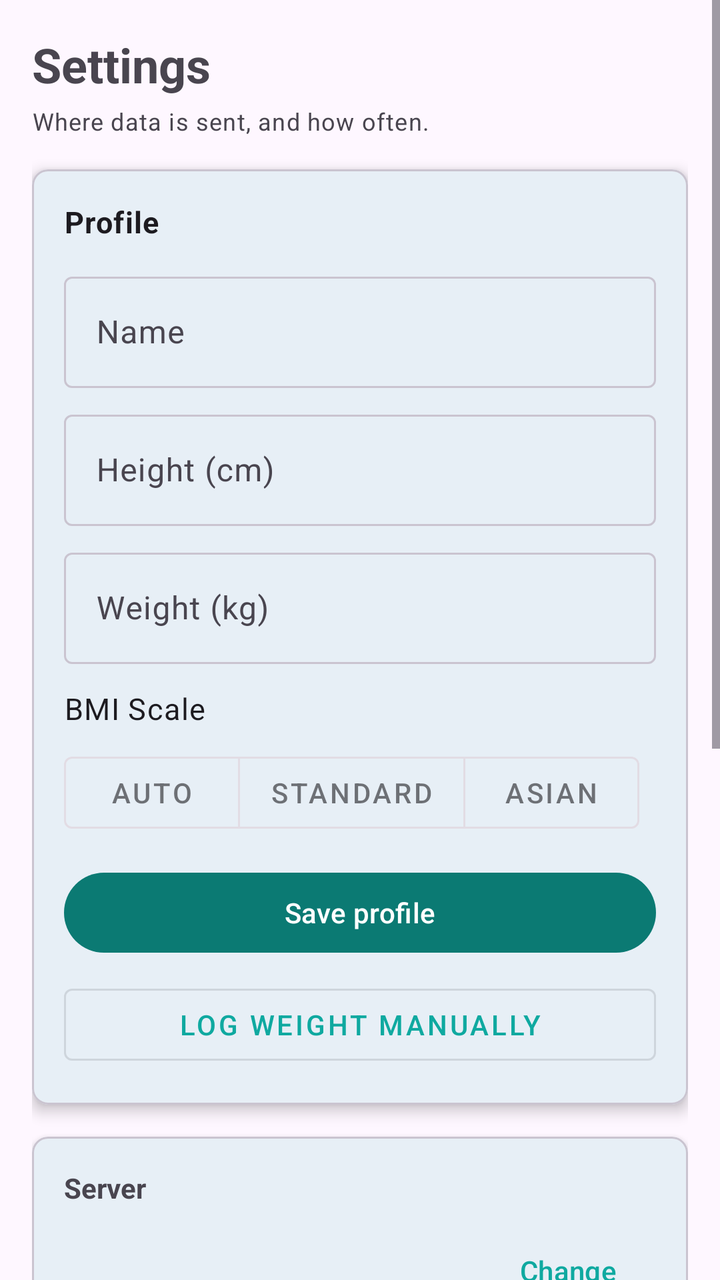
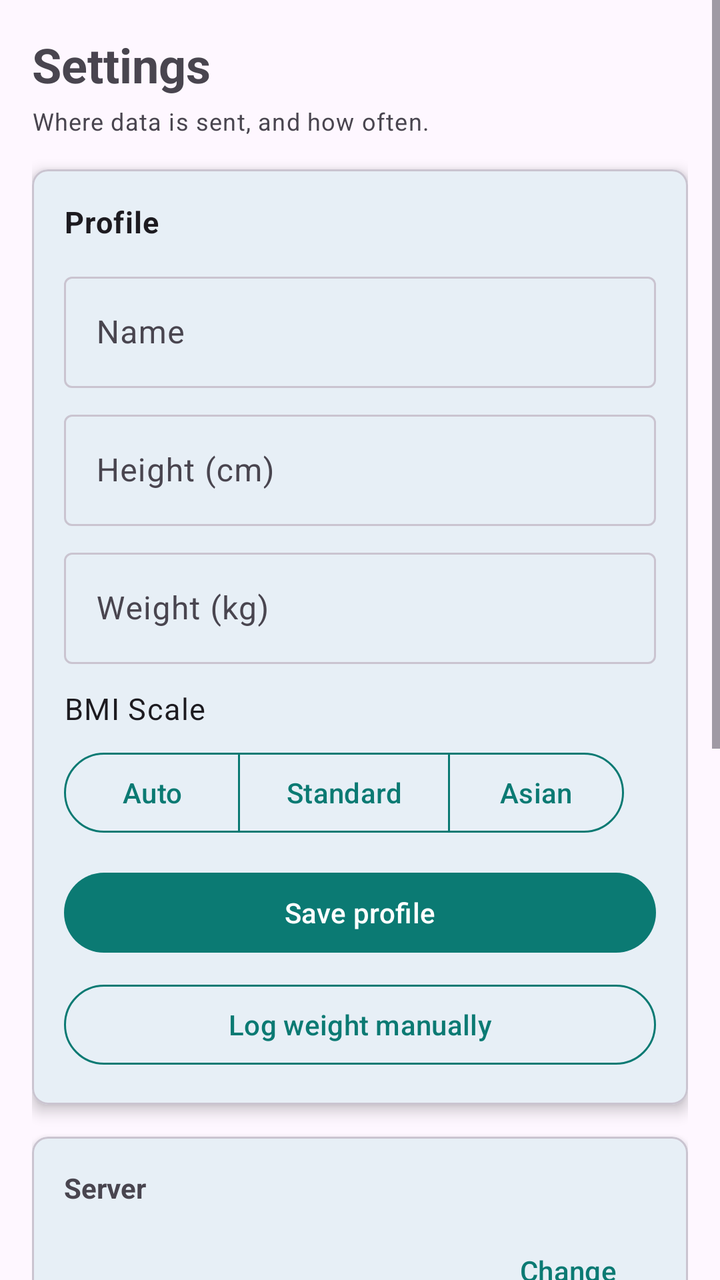

Before-and-after screenshots of an Android layout around one commit, followed by the original layout XML and the change that was made.
<!-- AndroidManifest.xml: activity theme Theme.Vitalix -->
<!-- res/layout/activity_settings.xml -->
<?xml version="1.0" encoding="utf-8"?>
<ScrollView xmlns:android="http://schemas.android.com/apk/res/android"
    xmlns:app="http://schemas.android.com/apk/res-auto"
    android:layout_width="match_parent"
    android:layout_height="match_parent"
    android:fillViewport="true">

    <LinearLayout
        android:layout_width="match_parent"
        android:layout_height="wrap_content"
        android:orientation="vertical"
        android:padding="@dimen/space_16">

        <TextView
            android:layout_width="wrap_content"
            android:layout_height="wrap_content"
            android:layout_marginBottom="@dimen/space_4"
            android:text="Settings"
            android:textSize="24sp"
            android:textStyle="bold" />

        <TextView
            android:layout_width="match_parent"
            android:layout_height="wrap_content"
            android:layout_marginBottom="@dimen/space_16"
            android:text="Where data is sent, and how often."
            android:textAppearance="@style/Vitalix.Caption" />

        
        <com.google.android.material.card.MaterialCardView
            android:layout_width="match_parent"
            android:layout_height="wrap_content"
            android:layout_marginBottom="@dimen/space_16"
            app:cardCornerRadius="8dp"
            app:cardElevation="4dp">

            <LinearLayout
                android:layout_width="match_parent"
                android:layout_height="wrap_content"
                android:orientation="vertical"
                android:padding="@dimen/space_16">

                <TextView
                    android:layout_width="wrap_content"
                    android:layout_height="wrap_content"
                    android:layout_marginBottom="@dimen/space_12"
                    android:text="Profile"
                    android:textAppearance="@style/Vitalix.Body"
                    android:textStyle="bold" />

                <com.google.android.material.textfield.TextInputLayout
                    android:layout_width="match_parent"
                    android:layout_height="wrap_content"
                    android:layout_marginBottom="@dimen/space_8"
                    android:hint="Name"
                    app:boxBackgroundMode="outline">
                    <com.google.android.material.textfield.TextInputEditText
                        android:id="@+id/editProfileName"
                        android:layout_width="match_parent"
                        android:layout_height="wrap_content"
                        android:inputType="textPersonName" />
                </com.google.android.material.textfield.TextInputLayout>

                <com.google.android.material.textfield.TextInputLayout
                    android:layout_width="match_parent"
                    android:layout_height="wrap_content"
                    android:layout_marginBottom="@dimen/space_8"
                    android:hint="Height (cm)"
                    app:boxBackgroundMode="outline"
                    app:suffixText="cm">
                    <com.google.android.material.textfield.TextInputEditText
                        android:id="@+id/editProfileHeight"
                        android:layout_width="match_parent"
                        android:layout_height="wrap_content"
                        android:inputType="numberDecimal" />
                </com.google.android.material.textfield.TextInputLayout>

                <com.google.android.material.textfield.TextInputLayout
                    android:layout_width="match_parent"
                    android:layout_height="wrap_content"
                    android:layout_marginBottom="@dimen/space_12"
                    android:hint="Weight (kg)"
                    app:boxBackgroundMode="outline"
                    app:suffixText="kg">
                    <com.google.android.material.textfield.TextInputEditText
                        android:id="@+id/editProfileWeight"
                        android:layout_width="match_parent"
                        android:layout_height="wrap_content"
                        android:inputType="numberDecimal" />
                </com.google.android.material.textfield.TextInputLayout>

                <TextView
                    android:layout_width="wrap_content"
                    android:layout_height="wrap_content"
                    android:layout_marginBottom="@dimen/space_8"
                    android:text="BMI Scale"
                    android:textAppearance="@style/Vitalix.Body" />

                <com.google.android.material.button.MaterialButtonToggleGroup
                    android:id="@+id/toggleBmiScale"
                    android:layout_width="wrap_content"
                    android:layout_height="wrap_content"
                    android:layout_marginBottom="@dimen/space_12"
                    app:singleSelection="true"
                    app:selectionRequired="true">

                    <com.google.android.material.button.MaterialButton
                        android:id="@+id/btnScaleAuto"
                        style="@style/Widget.MaterialComponents.Button.OutlinedButton"
                        android:layout_width="wrap_content"
                        android:layout_height="wrap_content"
                        android:text="Auto" />

                    <com.google.android.material.button.MaterialButton
                        android:id="@+id/btnScaleStandard"
                        style="@style/Widget.MaterialComponents.Button.OutlinedButton"
                        android:layout_width="wrap_content"
                        android:layout_height="wrap_content"
                        android:text="Standard" />

                    <com.google.android.material.button.MaterialButton
                        android:id="@+id/btnScaleAsian"
                        style="@style/Widget.MaterialComponents.Button.OutlinedButton"
                        android:layout_width="wrap_content"
                        android:layout_height="wrap_content"
                        android:text="Asian" />

                </com.google.android.material.button.MaterialButtonToggleGroup>

                <Button
                    android:id="@+id/btnSaveProfile"
                    android:layout_width="match_parent"
                    android:layout_height="wrap_content"
                    android:text="Save profile" />

                <Button
                    android:id="@+id/btnManualWeight"
                    android:layout_width="match_parent"
                    android:layout_height="wrap_content"
                    android:layout_marginTop="@dimen/space_8"
                    android:text="Log weight manually"
                    style="@style/Widget.MaterialComponents.Button.OutlinedButton" />

            </LinearLayout>
        </com.google.android.material.card.MaterialCardView>

        
        <com.google.android.material.card.MaterialCardView
            android:layout_width="match_parent"
            android:layout_height="wrap_content"
            android:layout_marginBottom="@dimen/space_16"
            app:cardCornerRadius="8dp"
            app:cardElevation="4dp">

            <LinearLayout
                android:layout_width="match_parent"
                android:layout_height="wrap_content"
                android:orientation="vertical"
                android:padding="@dimen/space_16">

                <TextView
                    android:layout_width="wrap_content"
                    android:layout_height="wrap_content"
                    android:layout_marginBottom="@dimen/space_8"
                    android:text="Server"
                    android:textStyle="bold" />

                <LinearLayout
                    android:layout_width="match_parent"
                    android:layout_height="wrap_content"
                    android:gravity="center_vertical"
                    android:orientation="horizontal">

                    <TextView
                        android:id="@+id/txtServerUrl"
                        android:layout_width="0dp"
                        android:layout_height="wrap_content"
                        android:layout_weight="1"
                        android:ellipsize="middle"
                        android:singleLine="true"
                        android:textAppearance="@style/Vitalix.Body" />

                    <Button
                        android:id="@+id/btnChangeServerUrl"
                        style="?attr/borderlessButtonStyle"
                        android:layout_width="wrap_content"
                        android:layout_height="wrap_content"
                        android:text="Change" />
                </LinearLayout>

            </LinearLayout>
        </com.google.android.material.card.MaterialCardView>

        
        <com.google.android.material.card.MaterialCardView
            android:layout_width="match_parent"
            android:layout_height="wrap_content"
            android:layout_marginBottom="@dimen/space_16"
            app:cardCornerRadius="8dp"
            app:cardElevation="4dp">

            <LinearLayout
                android:layout_width="match_parent"
                android:layout_height="wrap_content"
                android:orientation="vertical"
                android:padding="@dimen/space_16">

                <TextView
                    android:layout_width="wrap_content"
                    android:layout_height="wrap_content"
                    android:layout_marginBottom="@dimen/space_8"
                    android:text="Auto-sync"
                    android:textStyle="bold" />

                <com.google.android.material.switchmaterial.SwitchMaterial
                    android:id="@+id/switchAutoSync"
                    android:layout_width="match_parent"
                    android:layout_height="wrap_content"
                    android:layout_marginBottom="@dimen/space_8"
                    android:text="Enable auto-sync" />

                <TextView
                    android:id="@+id/txtAutoSyncState"
                    android:layout_width="match_parent"
                    android:layout_height="wrap_content"
                    android:textAppearance="@style/Vitalix.Caption" />

            </LinearLayout>
        </com.google.android.material.card.MaterialCardView>

        <com.google.android.material.card.MaterialCardView
            android:id="@+id/cardBattery"
            android:layout_width="match_parent"
            android:layout_height="wrap_content"
            android:layout_marginTop="@dimen/space_12"
            android:visibility="gone"
            app:cardBackgroundColor="?attr/colorErrorContainer">

            <LinearLayout
                android:layout_width="match_parent"
                android:layout_height="wrap_content"
                android:orientation="vertical"
                android:padding="@dimen/space_16">

                <TextView
                    android:layout_width="wrap_content"
                    android:layout_height="wrap_content"
                    android:layout_marginBottom="@dimen/space_8"
                    android:text="Background sync at risk"
                    android:textColor="?attr/colorOnErrorContainer"
                    android:textStyle="bold" />

                <TextView
                    android:id="@+id/txtBatteryHint"
                    android:layout_width="match_parent"
                    android:layout_height="wrap_content"
                    android:layout_marginBottom="@dimen/space_8"
                    android:textColor="?attr/colorOnErrorContainer"
                    android:textAppearance="@style/Vitalix.Caption" />

                <Button
                    android:id="@+id/btnAllowBackground"
                    android:layout_width="match_parent"
                    android:layout_height="wrap_content"
                    android:text="Allow background activity" />

                <Button
                    android:id="@+id/btnOpenDeviceSettings"
                    style="?attr/borderlessButtonStyle"
                    android:layout_width="match_parent"
                    android:layout_height="wrap_content"
                    android:text="Open device settings" />

            </LinearLayout>
        </com.google.android.material.card.MaterialCardView>

        
        <com.google.android.material.card.MaterialCardView
            android:layout_width="match_parent"
            android:layout_height="wrap_content"
            android:layout_marginTop="@dimen/space_12"
            app:cardCornerRadius="8dp"
            app:cardElevation="4dp">

            <LinearLayout
                android:layout_width="match_parent"
                android:layout_height="wrap_content"
                android:orientation="vertical"
                android:padding="@dimen/space_16">

                <TextView
                    android:layout_width="wrap_content"
                    android:layout_height="wrap_content"
                    android:layout_marginBottom="@dimen/space_8"
                    android:text="Account"
                    android:textStyle="bold" />

                <TextView
                    android:layout_width="match_parent"
                    android:layout_height="wrap_content"
                    android:text="@string/account_export_hint"
                    android:textAppearance="@style/Vitalix.Caption" />

                <Button
                    android:id="@+id/btnExportData"
                    style="?attr/materialButtonOutlinedStyle"
                    android:layout_width="match_parent"
                    android:layout_height="wrap_content"
                    android:text="@string/account_export" />

                <Button
                    android:id="@+id/btnDeleteAccount"
                    style="?attr/materialButtonOutlinedStyle"
                    android:layout_width="match_parent"
                    android:layout_height="wrap_content"
                    android:text="@string/account_delete"
                    android:textColor="?attr/colorError" />

            </LinearLayout>
        </com.google.android.material.card.MaterialCardView>

        <TextView
            android:id="@+id/txtVersion"
            android:layout_width="match_parent"
            android:layout_height="wrap_content"
            android:layout_marginTop="@dimen/space_24"
            android:gravity="center"
            android:textColor="?android:attr/textColorSecondary"
            android:textAppearance="@style/Vitalix.Caption" />

    </LinearLayout>
</ScrollView>
<!-- resources referenced by this layout -->
<resources>
  <dimen name="space_12">12dp</dimen>
  <dimen name="space_16">16dp</dimen>
  <dimen name="space_24">24dp</dimen>
  <dimen name="space_4">4dp</dimen>
  <dimen name="space_8">8dp</dimen>
  <string name="account_delete">Delete account</string>
  <string name="account_export">Export data</string>
  <string name="account_export_hint">Opens your account page in the browser to download all your data.</string>
  <style name="Vitalix.Body" parent="TextAppearance.Material3.BodyLarge">
          <item name="android:textSize">15sp</item>
      </style>
  <style name="Vitalix.Caption" parent="TextAppearance.Material3.BodySmall">
          <item name="android:textSize">12sp</item>
      </style>
  <style name="Theme.Vitalix" parent="Base.Theme.Vitalix" />
  <style name="Base.Theme.Vitalix" parent="Theme.Material3.DayNight.NoActionBar">
          <item name="colorPrimary">@color/vital_teal</item>
          <item name="materialButtonStyle">@style/Widget.Vitalix.Button</item>
          <item name="colorOnPrimary">@color/white</item>
          <item name="colorSecondary">@color/pulse_green</item>
          <item name="colorOnSecondary">@color/black</item>
          <item name="android:colorBackground">@color/bg_app</item>
          <item name="colorSurface">@color/bg_surface</item>
          <item name="colorOnBackground">@color/text_primary</item>
          <item name="colorOnSurface">@color/text_primary</item>
          <item name="colorOnSurfaceVariant">@color/text_secondary</item>
          <item name="colorOutline">@color/outline_subtle</item>
          <item name="colorOutlineVariant">@color/outline_subtle</item>
      </style>
  <color name="vital_teal">#0FA9A0</color>
  <style name="Widget.Vitalix.Button" parent="Widget.Material3.Button">
          <item name="backgroundTint">@color/button_primary_bg</item>
      </style>
  <color name="white">#FFFFFFFF</color>
  <color name="pulse_green">#34D399</color>
  <color name="black">#FF000000</color>
  <color name="bg_app">#FFFEF7FF</color>
  <color name="bg_surface">#FFFEF7FF</color>
  <color name="text_primary">#FF1D1B20</color>
  <color name="text_secondary">#FF49454F</color>
  <color name="outline_subtle">#FFCAC4D0</color>
</resources>

<!-- the commit's change to res/layout/activity_settings.xml (unified diff, before → after) -->
@@ -106,21 +106,21 @@
 
                     <com.google.android.material.button.MaterialButton
                         android:id="@+id/btnScaleAuto"
-                        style="@style/Widget.MaterialComponents.Button.OutlinedButton"
+                        style="@style/Widget.Vitalix.Button.OutlinedButton"
                         android:layout_width="wrap_content"
                         android:layout_height="wrap_content"
                         android:text="Auto" />
 
                     <com.google.android.material.button.MaterialButton
                         android:id="@+id/btnScaleStandard"
-                        style="@style/Widget.MaterialComponents.Button.OutlinedButton"
+                        style="@style/Widget.Vitalix.Button.OutlinedButton"
                         android:layout_width="wrap_content"
                         android:layout_height="wrap_content"
                         android:text="Standard" />
 
                     <com.google.android.material.button.MaterialButton
                         android:id="@+id/btnScaleAsian"
-                        style="@style/Widget.MaterialComponents.Button.OutlinedButton"
+                        style="@style/Widget.Vitalix.Button.OutlinedButton"
                         android:layout_width="wrap_content"
                         android:layout_height="wrap_content"
                         android:text="Asian" />
@@ -139,7 +139,7 @@
                     android:layout_height="wrap_content"
                     android:layout_marginTop="@dimen/space_8"
                     android:text="Log weight manually"
-                    style="@style/Widget.MaterialComponents.Button.OutlinedButton" />
+                    style="@style/Widget.Vitalix.Button.OutlinedButton" />
 
             </LinearLayout>
         </com.google.android.material.card.MaterialCardView>
<!-- resource entries referenced after the edit -->
@@ -14,10 +14,19 @@
   <style name="Vitalix.Caption" parent="TextAppearance.Material3.BodySmall">
           <item name="android:textSize">12sp</item>
       </style>
+  <style name="Widget.Vitalix.Button.OutlinedButton" parent="Widget.Material3.Button.OutlinedButton">
+          <item name="android:textColor">@color/button_text_teal</item>
+          <item name="iconTint">@color/button_text_teal</item>
+          <item name="rippleColor">@color/button_ripple_teal</item>
+          <item name="strokeColor">@color/button_outline_teal</item>
+      </style>
   <style name="Theme.Vitalix" parent="Base.Theme.Vitalix" />
   <style name="Base.Theme.Vitalix" parent="Theme.Material3.DayNight.NoActionBar">
           <item name="colorPrimary">@color/vital_teal</item>
           <item name="materialButtonStyle">@style/Widget.Vitalix.Button</item>
+          <item name="materialButtonOutlinedStyle">@style/Widget.Vitalix.Button.OutlinedButton</item>
+          <item name="borderlessButtonStyle">@style/Widget.Vitalix.Button.TextButton</item>
+          <item name="android:buttonBarButtonStyle">@style/Widget.Vitalix.Button.TextButton</item>
           <item name="colorOnPrimary">@color/white</item>
           <item name="colorSecondary">@color/pulse_green</item>
           <item name="colorOnSecondary">@color/black</item>
@@ -33,6 +42,11 @@
   <style name="Widget.Vitalix.Button" parent="Widget.Material3.Button">
           <item name="backgroundTint">@color/button_primary_bg</item>
       </style>
+  <style name="Widget.Vitalix.Button.TextButton" parent="Widget.Material3.Button.TextButton">
+          <item name="android:textColor">@color/button_text_teal</item>
+          <item name="iconTint">@color/button_text_teal</item>
+          <item name="rippleColor">@color/button_ripple_teal</item>
+      </style>
   <color name="white">#FFFFFFFF</color>
   <color name="pulse_green">#34D399</color>
   <color name="black">#FF000000</color>
